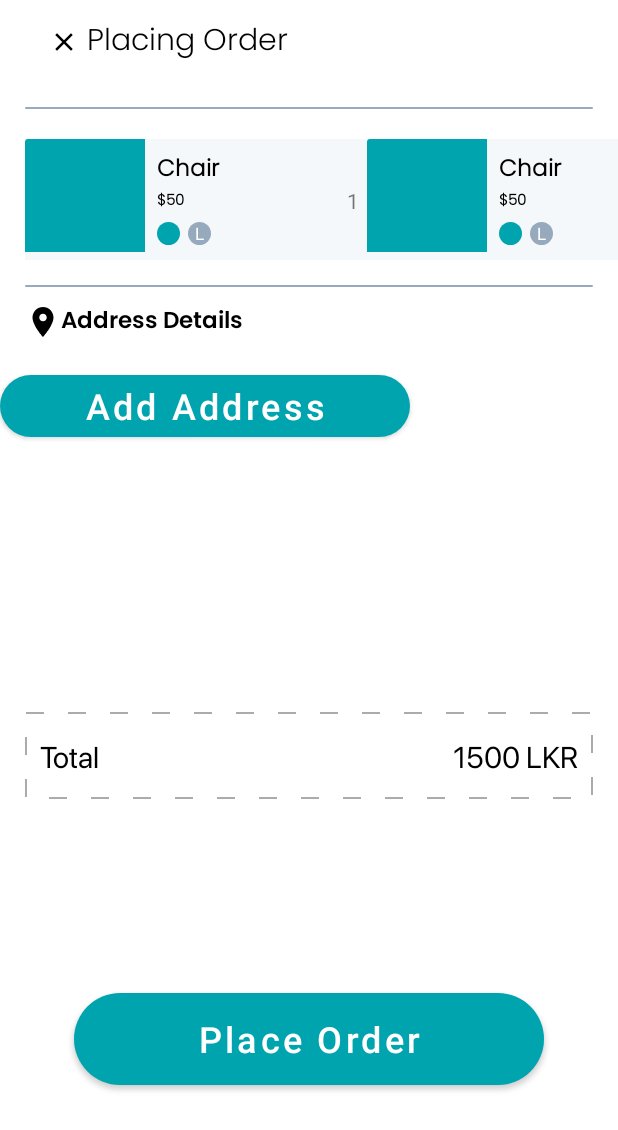
After one commit to Nawoda-Jayasinghe/Mobile-Application-Development, an Android app: the layout fragment_billing.xml on its own in the app's theme, with its tools: preview values and no code run, on a phone screen of 412 x 824 dp. The commit adds this screen. Shown: the top 1130 px of the screen. Run offline under Robolectric (Android 15) with nearby library versions, the phone set to English and light mode, and no system bars.

Commit message:
Placing order design added

```diff
--- /dev/null
+++ b/app/src/main/res/drawable/ic_add.xml
@@ -0,0 +1,9 @@
+<vector xmlns:android="http://schemas.android.com/apk/res/android"
+    android:width="16dp"
+    android:height="16dp"
+    android:viewportWidth="16"
+    android:viewportHeight="16">
+    <path
+        android:pathData="M8,0A1,1 0,0 0,7 1V7H1A1,1 0,0 0,1 9H7v6a1,1 0,0 0,2 0V9h6a1,1 0,0 0,0 -2H9V1A1,1 0,0 0,8 0Z"
+        android:fillColor="#171717"/>
+</vector>
--- /dev/null
+++ b/app/src/main/res/drawable/ic_location.xml
@@ -0,0 +1,10 @@
+<vector xmlns:android="http://schemas.android.com/apk/res/android"
+    android:width="24dp"
+    android:height="24dp"
+    android:viewportWidth="24"
+    android:viewportHeight="24"
+    android:tint="?attr/colorControlNormal">
+    <path
+        android:fillColor="@android:color/white"
+        android:pathData="M12,2C8.13,2 5,5.13 5,9c0,5.25 7,13 7,13s7,-7.75 7,-13c0,-3.87 -3.13,-7 -7,-7zM12,11.5c-1.38,0 -2.5,-1.12 -2.5,-2.5s1.12,-2.5 2.5,-2.5 2.5,1.12 2.5,2.5 -1.12,2.5 -2.5,2.5z"/>
+</vector>
--- /dev/null
+++ b/app/src/main/res/drawable/total_box_background.xml
@@ -0,0 +1,10 @@
+<?xml version="1.0" encoding="utf-8"?>
+<shape android:shape="rectangle"
+    xmlns:android="http://schemas.android.com/apk/res/android">
+
+
+    <stroke android:dashGap="16dp"
+        android:width="1dp"
+        android:color="#ACAAAA"
+        android:dashWidth="12dp"/>
+</shape>
--- /dev/null
+++ b/app/src/main/res/drawable/unselected_button_background.xml
@@ -0,0 +1,11 @@
+<?xml version="1.0" encoding="utf-8"?>
+<shape xmlns:android="http://schemas.android.com/apk/res/android">
+
+
+    <solid android:color="@color/white"/>
+    <stroke android:color="@color/g_blue_gray200"
+        android:dashGap="0dp"
+        android:width="2dp"/>
+
+
+</shape>
--- /dev/null
+++ b/app/src/main/res/layout/address_rv_item.xml
@@ -0,0 +1,22 @@
+<androidx.constraintlayout.widget.ConstraintLayout xmlns:android="http://schemas.android.com/apk/res/android"
+    xmlns:app="http://schemas.android.com/apk/res-auto"
+    android:layout_width="wrap_content"
+    android:layout_height="wrap_content">
+
+    <androidx.appcompat.widget.AppCompatButton
+        android:id="@+id/buttonAddress"
+        android:layout_width="110dp"
+        android:layout_height="40dp"
+        android:background="@drawable/unselected_button_background"
+        android:clickable="true"
+        android:fontFamily="@font/poppins_thin"
+        android:text="Home"
+        android:textAllCaps="false"
+        android:textColor="@color/g_blue_gray200"
+        app:layout_constraintBottom_toBottomOf="parent"
+        app:layout_constraintEnd_toEndOf="parent"
+        app:layout_constraintHorizontal_bias="0.5"
+        app:layout_constraintStart_toStartOf="parent"
+        app:layout_constraintTop_toTopOf="parent" />
+
+</androidx.constraintlayout.widget.ConstraintLayout>
--- /dev/null
+++ b/app/src/main/res/layout/billing_products_rv_item.xml
@@ -0,0 +1,105 @@
+<?xml version="1.0" encoding="utf-8"?>
+<androidx.cardview.widget.CardView xmlns:android="http://schemas.android.com/apk/res/android"
+    android:layout_width="wrap_content"
+    android:layout_height="wrap_content"
+    xmlns:app="http://schemas.android.com/apk/res-auto"
+    android:backgroundTint="@color/g_white"
+    app:cardElevation="0dp">
+
+    <androidx.constraintlayout.widget.ConstraintLayout
+        android:layout_width="match_parent"
+        android:layout_height="match_parent">
+
+        <View
+            android:id="@+id/topLine"
+            android:layout_width="0dp"
+            android:layout_height="1dp"
+            android:layout_marginTop="10dp"
+            android:background="@color/white"
+            app:layout_constraintBottom_toBottomOf="parent"
+            app:layout_constraintEnd_toEndOf="parent"
+            app:layout_constraintStart_toStartOf="parent" />
+
+        <ImageView
+            android:id="@+id/imageCartProduct"
+            android:layout_width="80dp"
+            android:layout_height="75dp"
+            android:layout_marginBottom="5dp"
+            android:scaleType="centerCrop"
+            android:src="@color/g_blue"
+            app:layout_constraintBottom_toTopOf="@+id/topLine"
+            app:layout_constraintStart_toStartOf="parent" />
+
+        <TextView
+            android:id="@+id/tvProductCartName"
+            android:layout_width="140dp"
+            android:layout_height="wrap_content"
+            android:layout_marginStart="8dp"
+            android:layout_marginTop="8dp"
+            android:fontFamily="@font/poppins_light"
+            android:lines="1"
+            android:text="Chair"
+            android:textColor="@color/black"
+            android:textSize="15sp"
+            android:textStyle="bold"
+            app:layout_constraintStart_toEndOf="@id/imageCartProduct"
+            app:layout_constraintTop_toTopOf="@id/imageCartProduct" />
+
+
+        <TextView
+            android:id="@+id/tvProductCartPrice"
+            android:layout_width="wrap_content"
+            android:layout_height="wrap_content"
+            android:fontFamily="@font/poppins_light"
+            android:text="$50"
+            android:textColor="@color/black"
+            android:textSize="10sp"
+            android:textStyle="bold"
+            app:layout_constraintStart_toStartOf="@id/tvProductCartName"
+            app:layout_constraintTop_toBottomOf="@id/tvProductCartName" />
+
+        <de.hdodenhof.circleimageview.CircleImageView
+            android:id="@+id/imageCartProductColor"
+            android:layout_width="15dp"
+            android:layout_height="15dp"
+            android:layout_marginTop="5dp"
+            android:src="@color/g_blue"
+            app:layout_constraintStart_toStartOf="@id/tvProductCartPrice"
+            app:layout_constraintTop_toBottomOf="@id/tvProductCartPrice" />
+
+        <de.hdodenhof.circleimageview.CircleImageView
+            android:id="@+id/imageCartProductSize"
+            android:layout_width="15dp"
+            android:layout_height="15dp"
+            android:layout_marginStart="5dp"
+            android:src="@color/g_blue_gray200"
+            app:layout_constraintStart_toEndOf="@id/imageCartProductColor"
+            app:layout_constraintTop_toTopOf="@id/imageCartProductColor" />
+
+
+        <TextView
+            android:id="@+id/tvCartProductSize"
+            android:layout_width="wrap_content"
+            android:layout_height="wrap_content"
+            android:text="L"
+            android:textColor="@color/white"
+            android:textSize="11sp"
+            app:layout_constraintBottom_toBottomOf="@id/imageCartProductSize"
+            app:layout_constraintEnd_toEndOf="@id/imageCartProductSize"
+            app:layout_constraintStart_toStartOf="@id/imageCartProductSize"
+            app:layout_constraintTop_toTopOf="@id/imageCartProductSize" />
+
+        <TextView
+            android:id="@+id/tvBillingProductQuantity"
+            android:layout_width="wrap_content"
+            android:layout_height="wrap_content"
+            android:layout_marginEnd="5dp"
+            android:text="1"
+            app:layout_constraintBottom_toBottomOf="parent"
+            app:layout_constraintEnd_toEndOf="parent"
+            app:layout_constraintTop_toTopOf="parent" />
+
+
+    </androidx.constraintlayout.widget.ConstraintLayout>
+
+</androidx.cardview.widget.CardView>
--- /dev/null
+++ b/app/src/main/res/layout/fragment_billing.xml
@@ -0,0 +1,198 @@
+<?xml version="1.0" encoding="utf-8"?>
+<androidx.core.widget.NestedScrollView xmlns:android="http://schemas.android.com/apk/res/android"
+    android:layout_width="match_parent"
+    android:layout_height="match_parent"
+    xmlns:app="http://schemas.android.com/apk/res-auto"
+    xmlns:tools="http://schemas.android.com/tools"
+    android:fillViewport="true">
+
+    <androidx.constraintlayout.widget.ConstraintLayout
+        android:layout_width="match_parent"
+        android:layout_height="match_parent">
+
+        <androidx.appcompat.widget.Toolbar
+            android:id="@+id/toolbarBilling"
+            android:layout_width="0dp"
+            android:layout_height="?actionBarSize"
+            app:layout_constraintEnd_toEndOf="@id/rightGuideline"
+            app:layout_constraintStart_toStartOf="@id/leftGuideline"
+            app:layout_constraintTop_toTopOf="parent">
+
+            <androidx.constraintlayout.widget.ConstraintLayout
+                android:layout_width="match_parent"
+                android:layout_height="match_parent">
+                <ImageView
+                    android:id="@+id/imageCloseBilling"
+                    android:layout_width="20dp"
+                    android:layout_height="20dp"
+                    android:src="@drawable/ic_close"
+                    android:scaleType="centerInside"
+                    app:layout_constraintBottom_toBottomOf="parent"
+                    app:layout_constraintStart_toStartOf="parent"
+                    app:layout_constraintTop_toTopOf="parent"
+                    app:tint="@color/black" />
+                <TextView
+                    android:layout_width="wrap_content"
+                    android:layout_height="wrap_content"
+                    android:layout_marginStart="25dp"
+                    android:fontFamily="@font/poppins_light"
+                    android:text="Placing Order"
+                    android:textColor="@color/black"
+                    android:textSize="20sp"
+                    app:layout_constraintBottom_toBottomOf="@id/imageCloseBilling"
+                    app:layout_constraintStart_toStartOf="@id/imageCloseBilling"
+                    app:layout_constraintTop_toTopOf="@id/imageCloseBilling" />
+            </androidx.constraintlayout.widget.ConstraintLayout>
+        </androidx.appcompat.widget.Toolbar>
+
+
+
+
+        <View
+            android:id="@+id/topLine"
+            android:layout_width="0dp"
+            android:layout_height="1dp"
+            android:layout_marginTop="15dp"
+            android:background="@drawable/white_background"
+            app:layout_constraintTop_toBottomOf="@id/toolbarBilling"
+            app:layout_constraintStart_toStartOf="@id/leftGuideline"
+            app:layout_constraintEnd_toEndOf="@id/rightGuideline"
+            android:backgroundTint="@color/g_blue_gray200"
+            />
+
+
+
+
+
+
+        <androidx.recyclerview.widget.RecyclerView
+            android:id="@+id/rvProducts"
+            android:layout_width="0dp"
+            android:layout_height="wrap_content"
+            android:layout_marginTop="20dp"
+            app:layout_constraintEnd_toEndOf="parent"
+            app:layout_constraintHorizontal_bias="1.0"
+            app:layout_constraintStart_toStartOf="@id/leftGuideline"
+            app:layout_constraintTop_toBottomOf="@id/topLine"
+            tools:listitem="@layout/billing_products_rv_item"
+            android:orientation="horizontal"
+            app:layoutManager="androidx.recyclerview.widget.LinearLayoutManager"/>
+
+        <View
+            android:id="@+id/bottomLine"
+            android:layout_width="0dp"
+            android:layout_height="1dp"
+            android:layout_marginTop="15dp"
+            android:background="@drawable/white_background"
+            app:layout_constraintTop_toBottomOf="@id/rvProducts"
+            app:layout_constraintStart_toStartOf="@id/leftGuideline"
+            app:layout_constraintEnd_toEndOf="@id/rightGuideline"
+            android:backgroundTint="@color/g_blue_gray200"
+            />
+
+        <TextView
+            android:id="@+id/tvShoppingAddress"
+            android:layout_width="wrap_content"
+            android:layout_height="wrap_content"
+            android:text="Address Details"
+            android:fontFamily="@font/poppins_thin"
+            app:layout_constraintStart_toStartOf="@id/leftGuideline"
+            android:textColor="@color/black"
+            android:textSize="15sp"
+            android:layout_marginTop="10dp"
+            app:layout_constraintTop_toBottomOf="@id/bottomLine"
+            app:drawableTint="@color/black"
+            app:drawableLeftCompat="@drawable/ic_location" />
+
+
+
+        <Button
+            android:id="@+id/btnAddAddress"
+            android:layout_width="273dp"
+            android:layout_height="53dp"
+            android:layout_marginTop="16dp"
+            android:text="Add Address"
+            android:textAllCaps="false"
+            android:textSize="24sp"
+            android:textStyle="normal"
+            app:cornerRadius="45dp"
+            app:layout_constraintTop_toBottomOf="@id/tvShoppingAddress"
+            tools:layout_editor_absoluteX="69dp"
+            tools:ignore="MissingConstraints" />
+
+        <androidx.constraintlayout.widget.ConstraintLayout
+            android:id="@+id/totalBoxContainer"
+            android:layout_width="0dp"
+            android:layout_height="wrap_content"
+            android:layout_marginTop="300dp"
+            android:background="@drawable/total_box_background"
+            app:layout_constraintEnd_toEndOf="@id/rightGuideline"
+            app:layout_constraintHorizontal_bias="0.0"
+            app:layout_constraintStart_toStartOf="@id/leftGuideline"
+            app:layout_constraintTop_toBottomOf="@id/rvProducts">
+
+
+            <TextView
+                android:layout_width="0dp"
+                android:layout_height="wrap_content"
+                android:layout_marginStart="10dp"
+                android:layout_marginTop="15dp"
+                android:layout_marginBottom="15dp"
+                android:fontFamily="@font/sf_pro_display"
+                android:text="Total"
+                android:textColor="@color/black"
+                android:textSize="20sp"
+                app:layout_constraintBottom_toBottomOf="parent"
+                app:layout_constraintStart_toStartOf="parent"
+                app:layout_constraintTop_toTopOf="parent" />
+
+
+            <TextView
+                android:id="@+id/tvTotalPrice"
+                android:layout_width="0dp"
+                android:layout_height="wrap_content"
+                android:layout_marginTop="15dp"
+                android:layout_marginEnd="10dp"
+                android:layout_marginBottom="15dp"
+                android:fontFamily="@font/sf_pro_display"
+                android:text="1500 LKR"
+                android:textColor="@color/black"
+                android:textSize="20sp"
+                app:layout_constraintBottom_toBottomOf="parent"
+                app:layout_constraintEnd_toEndOf="parent"
+                app:layout_constraintTop_toTopOf="parent" />
+
+
+        </androidx.constraintlayout.widget.ConstraintLayout>
+
+        <Button
+            android:id="@+id/btnSave"
+            android:layout_width="313dp"
+            android:layout_height="73dp"
+            android:text="Place Order"
+            android:textAllCaps="false"
+            android:textSize="24sp"
+            android:textStyle="normal"
+            app:cornerRadius="45dp"
+            app:layout_constraintBottom_toBottomOf="parent"
+            app:layout_constraintEnd_toEndOf="parent"
+            app:layout_constraintStart_toStartOf="parent"
+            app:layout_constraintTop_toTopOf="parent"
+            app:layout_constraintVertical_bias="0.874" />
+
+
+        <androidx.constraintlayout.widget.Guideline
+            android:id="@+id/leftGuideline"
+            android:layout_width="wrap_content"
+            android:layout_height="wrap_content"
+            android:orientation="vertical"
+            app:layout_constraintGuide_percent="0.04" />
+
+        <androidx.constraintlayout.widget.Guideline
+            android:id="@+id/rightGuideline"
+            android:layout_width="wrap_content"
+            android:layout_height="wrap_content"
+            android:orientation="vertical"
+            app:layout_constraintGuide_percent="0.96" />
+    </androidx.constraintlayout.widget.ConstraintLayout>
+</androidx.core.widget.NestedScrollView>
--- a/app/src/main/res/values/dimens.xml
+++ b/app/src/main/res/values/dimens.xml
@@ -1,4 +1,10 @@
 <?xml version="1.0" encoding="utf-8"?>
 <resources>
-    <dimen name="buttonCorners">45dp</dimen>
+    <dimen name="tvRightAddressMargin">115dp</dimen>
+    <dimen name="smallButtonWidth">130dp</dimen>
+    <dimen name="smallButtonHeight">55dp</dimen>
+    <dimen name="buttonCorners">5dp</dimen>
+    <dimen name="mediumButtonWidth">200dp</dimen>
+    <dimen name="mediumButtonHeight">55dp</dimen>
+    <dimen name="edittextHeight">60dp</dimen>
 </resources>
```
